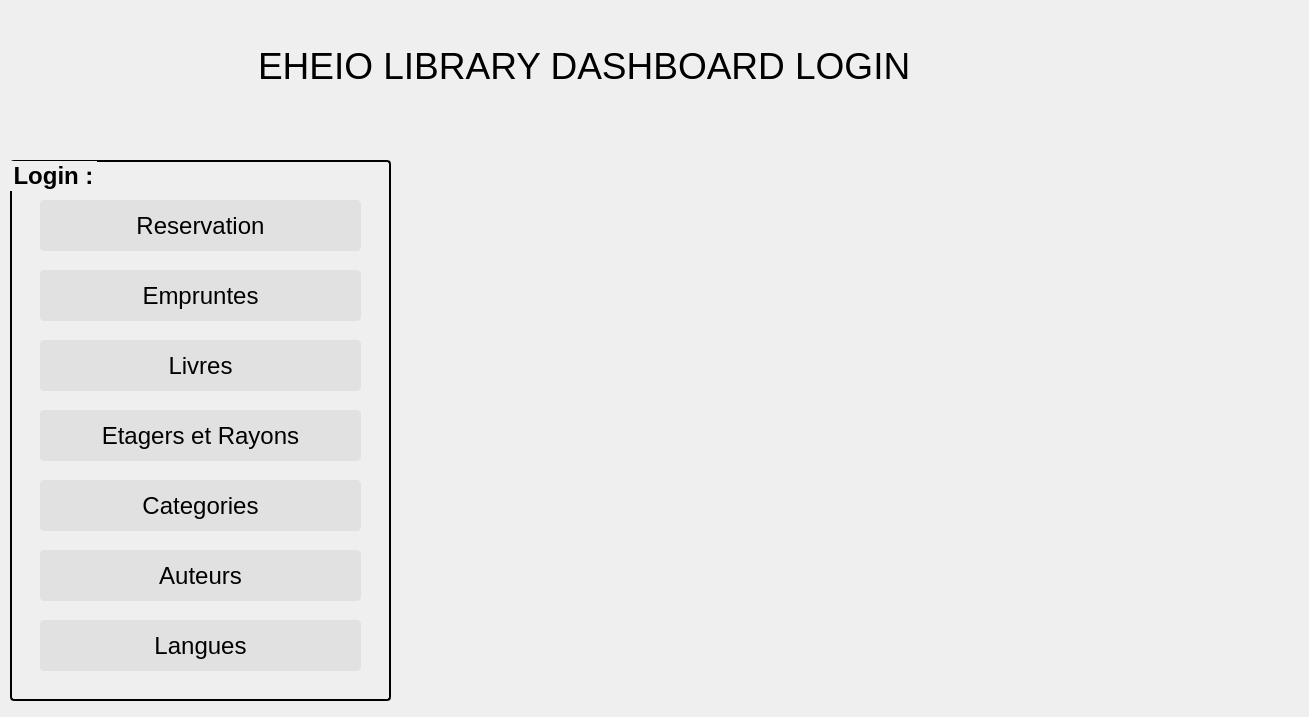
Old version of the form home.ui in the repository Ahmed-ELBASRI/Gestion_Biblio_QT.
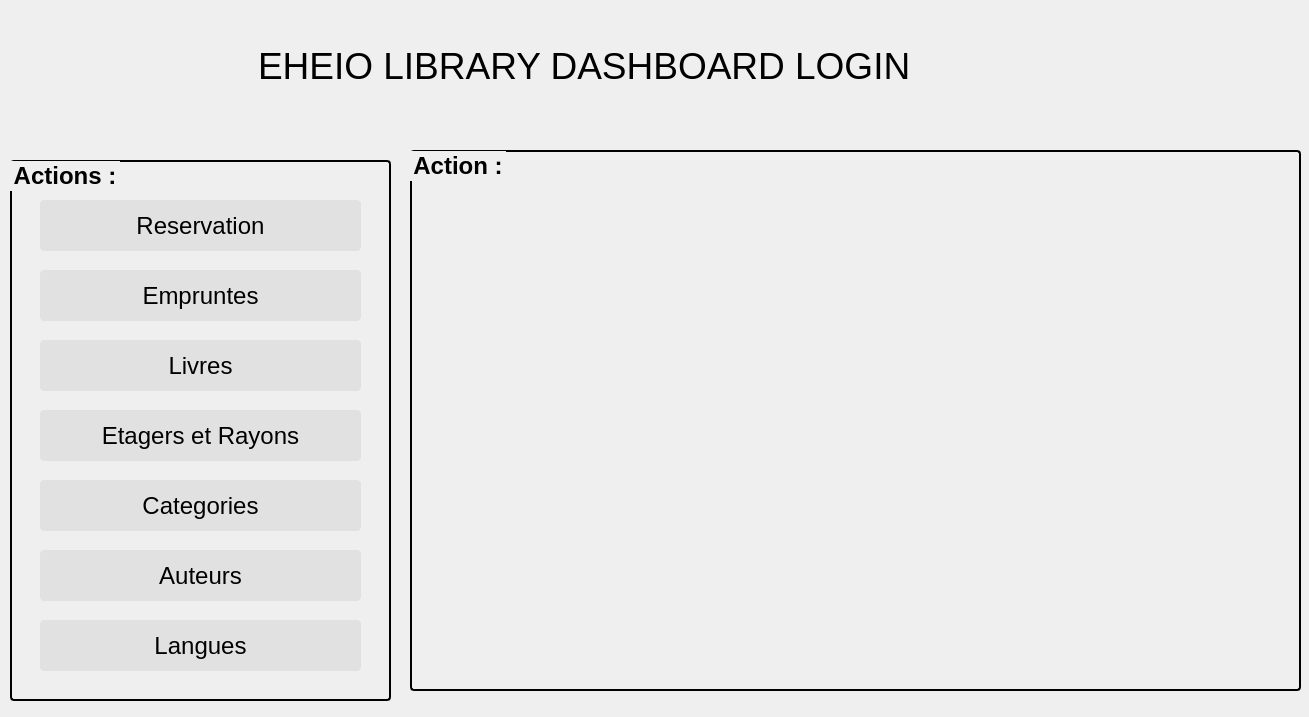
New version of the form. Icons and pictures are not drawn.

Patch:
```diff
--- a/home.ui
+++ b/home.ui
@@ -48,7 +48,7 @@
     </item>
    </layout>
   </widget>
-  <widget class="QGroupBox" name="groupBox">
+  <widget class="QGroupBox" name="actions">
    <property name="geometry">
     <rect>
      <x>10</x>
@@ -64,13 +64,13 @@
     </font>
    </property>
    <property name="styleSheet">
-    <string notr="true">#groupBox {
+    <string notr="true">#actions {
 border: 2px solid black;
 border-radius: 4px;
 }</string>
    </property>
    <property name="title">
-    <string>Login :</string>
+    <string>Actions :</string>
    </property>
    <property name="flat">
     <bool>false</bool>
@@ -299,6 +299,34 @@
     </property>
    </widget>
   </widget>
+  <widget class="QGroupBox" name="action">
+   <property name="geometry">
+    <rect>
+     <x>410</x>
+     <y>150</y>
+     <width>891</width>
+     <height>541</height>
+    </rect>
+   </property>
+   <property name="font">
+    <font>
+     <pointsize>18</pointsize>
+     <bold>true</bold>
+    </font>
+   </property>
+   <property name="styleSheet">
+    <string notr="true">#action {
+border: 2px solid black;
+border-radius: 4px;
+}</string>
+   </property>
+   <property name="title">
+    <string>Action :</string>
+   </property>
+   <property name="flat">
+    <bool>false</bool>
+   </property>
+  </widget>
  </widget>
  <resources/>
  <connections/>
```
